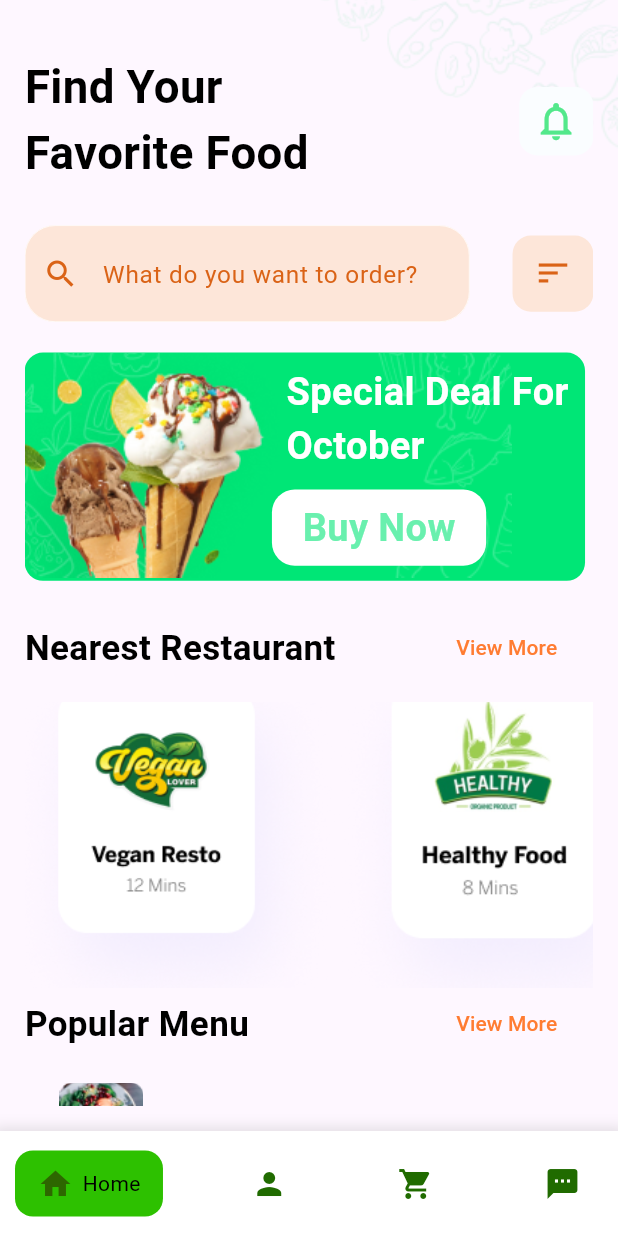
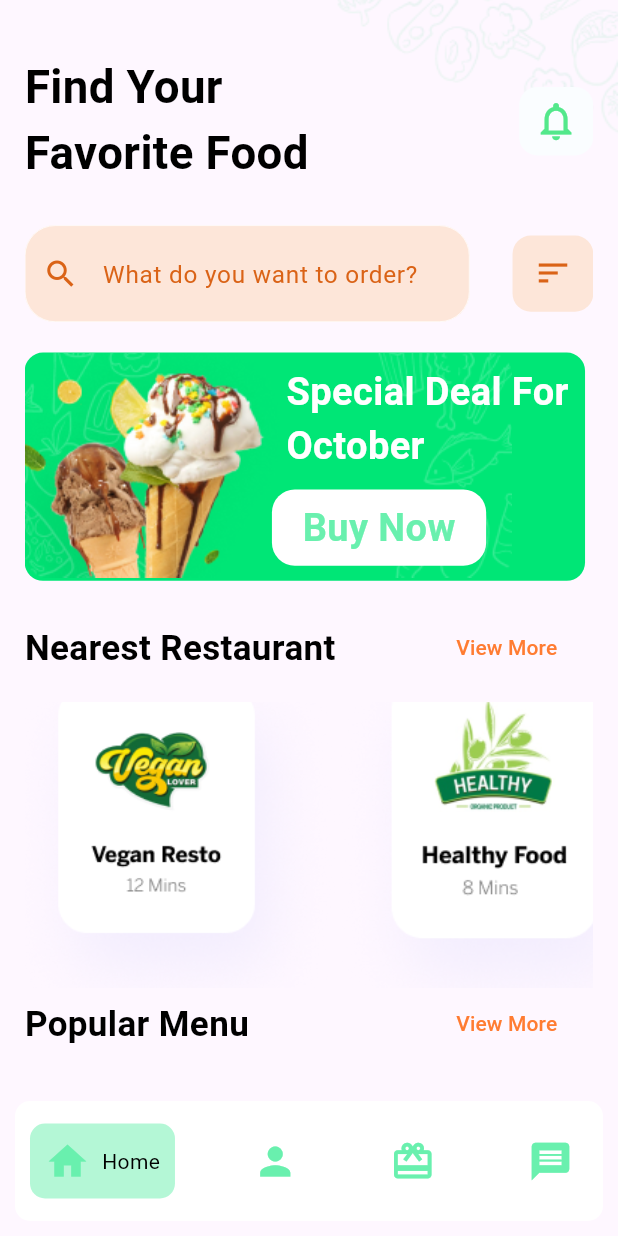
Before and after one commit to DonScope/food_app, a Flutter app: the Bottomnav screen opened directly, on a phone screen of 412 x 824 dp. Run offline on Flutter 3.47's test engine with Material 3 defaults, Android fonts, the phone set to English and light mode, and no system bars; drawn by our look-alikes of google_nav_bar; our stand-ins replace chat_bubbles, flutter_onboarding_slider, flutter_screenutil.

```diff
--- /dev/null
+++ b/lib/View/App_Screens/Cartscreen.dart
@@ -0,0 +1,15 @@
+import 'package:flutter/material.dart';
+
+class Cartscreen extends StatefulWidget {
+  const Cartscreen({super.key});
+
+  @override
+  State<Cartscreen> createState() => _CartscreenState();
+}
+
+class _CartscreenState extends State<Cartscreen> {
+  @override
+  Widget build(BuildContext context) {
+    return const Placeholder();
+  }
+}
--- /dev/null
+++ b/lib/View/App_Screens/Profilescreen.dart
@@ -0,0 +1,10 @@
+import 'package:flutter/material.dart';
+
+class Profilescreen extends StatelessWidget {
+  const Profilescreen({super.key});
+
+  @override
+  Widget build(BuildContext context) {
+    return const Placeholder();
+  }
+}
--- a/lib/View/BottomNavBar/BottomNav.dart
+++ b/lib/View/BottomNavBar/BottomNav.dart
@@ -1,6 +1,8 @@
 import 'package:flutter/material.dart';
+import 'package:food_app/View/App_Screens/Cartscreen.dart';
 import 'package:food_app/View/App_Screens/Homescreen.dart';
 import 'package:food_app/View/App_Screens/Message.dart';
+import 'package:food_app/View/App_Screens/Profilescreen.dart';
 import 'package:google_nav_bar/google_nav_bar.dart';
 
 class Bottomnav extends StatefulWidget {
@@ -11,43 +13,47 @@ class Bottomnav extends StatefulWidget {
 }
 
 class _BottomnavState extends State<Bottomnav> {
-  int _selectedIndex = 0;
+  int currentIndex = 0;
 
   final List<Widget> _screens = [
     Homescreen(),
+    Profilescreen(),
+    Cartscreen(),
     Chat()
   ];
 
   @override
   Widget build(BuildContext context) {
     return Scaffold(
-        body: _screens[_selectedIndex],
         bottomNavigationBar: Container(
-          height: 70,
+          height: 80,
+          margin: EdgeInsets.only(right: 10, left: 10, bottom: 10),
+          padding: EdgeInsets.all(10),
           decoration: BoxDecoration(
             color: Colors.white,
-            boxShadow: [
-              BoxShadow(
-                  color: Colors.grey.withOpacity(0.3),
-                  spreadRadius: 5,
-                  blurRadius: 7,
-                  offset: Offset(0, 3)),
-            ],
+            borderRadius: BorderRadius.circular(10),
           ),
-          child: Padding(
-            padding: const EdgeInsets.symmetric(vertical: 10, horizontal: 10),
-            child: GNav(
-              gap: 6,
-              curve: Curves.bounceIn,
-              iconSize: 24,
-              padding: EdgeInsets.symmetric(horizontal: 15, vertical: 10),
-              duration: Duration(milliseconds: 400),
-              tabBackgroundColor: const Color.fromARGB(255, 45, 193, 0),
-              color: const Color.fromARGB(255, 32, 107, 0),
-              activeColor: const Color.fromARGB(255, 45, 103, 0),
-              rippleColor: Colors.grey[300]!,
-              textStyle: TextStyle(color: Colors.black),
-              tabBorderRadius: 12,
+          child: GNav(
+              onTabChange: (value) {
+                setState(() {
+                  currentIndex = value;
+                });
+              },
+              haptic: true, // haptic feedback
+              tabBorderRadius: 10,
+              tabActiveBorder:
+                  Border.fromBorderSide(BorderSide.none), // tab button border
+              tabBorder:
+                  Border.fromBorderSide(BorderSide.none), // tab button border
+              gap: 8, // the tab button gap between icon and text
+              color: Colors.greenAccent, // unselected icon color
+              activeColor: Colors.greenAccent, // selected icon and text color
+              iconSize: 30, // tab button icon size
+              tabBackgroundColor: Colors.greenAccent.withOpacity(0.5),
+              textStyle: TextStyle(
+                  color: Colors.black), // selected tab background color
+              padding: EdgeInsets.all(10), // navigation bar padding
+              selectedIndex: currentIndex,
               tabs: [
                 GButton(
                   icon: Icons.home,
@@ -58,22 +64,17 @@ class _BottomnavState extends State<Bottomnav> {
                   text: 'Profile',
                 ),
                 GButton(
-                  icon: Icons.shopping_cart,
-                  text: 'Profile',
+                  icon: Icons.card_giftcard,
+                  text: 'Card',
                 ),
                 GButton(
-                  icon: Icons.textsms,
-                  text: 'Massage',
-                ),
-              ],
-              selectedIndex: _selectedIndex,
-              onTabChange: (index) {
-                setState(() {
-                  _selectedIndex = index;
-                });
-              },
-            ),
-          ),
+                  icon: Icons.message,
+                  text: 'Chat',
+                )
+              ]),
+        ),
+        body: Center(
+          child: _screens.elementAt(currentIndex),
         ));
   }
 }
```
